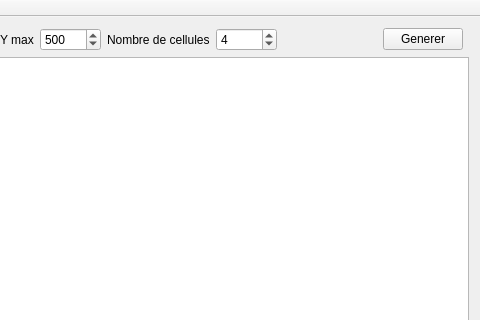
WorldsParticle/Editor, file Voronoi/mainwindow.ui: the form before one commit; both pictures show x 118 to 598 and y 0 to 320 of the 598 by 480 pixel window.
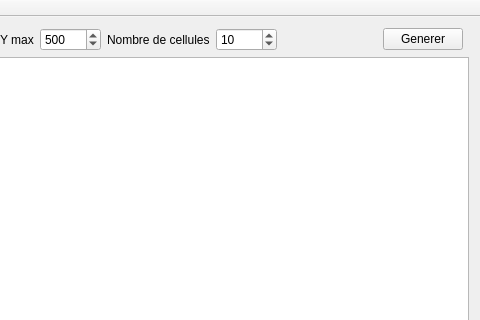
The form after the commit.

```diff
--- a/Voronoi/mainwindow.ui
+++ b/Voronoi/mainwindow.ui
@@ -65,7 +65,7 @@
        <number>10000</number>
       </property>
       <property name="value">
-       <number>4</number>
+       <number>10</number>
       </property>
      </widget>
     </item>
```
